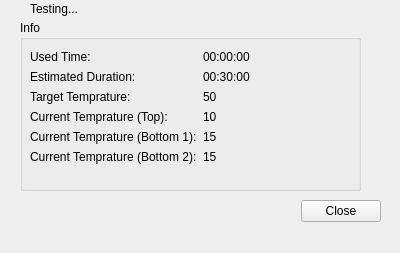
Old version of the form ServiceSW/Master/Components/DiagnosticsManufacturing/Forms/HeatingTestDialog.ui in the repository Liyezhong/Master.
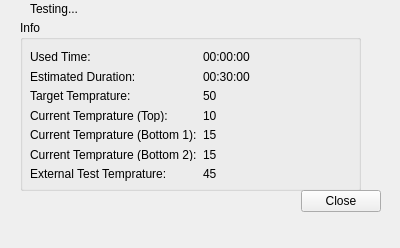
New version of the form.

Commit message: S&M Oven : Add support for user to input temprature of external sensor

Diff of the .ui file:
```diff
--- a/ServiceSW/Master/Components/DiagnosticsManufacturing/Forms/HeatingTestDialog.ui
+++ b/ServiceSW/Master/Components/DiagnosticsManufacturing/Forms/HeatingTestDialog.ui
@@ -7,7 +7,7 @@
     <x>0</x>
     <y>0</y>
     <width>400</width>
-    <height>253</height>
+    <height>248</height>
    </rect>
   </property>
   <property name="sizePolicy">
@@ -62,7 +62,7 @@
       <x>10</x>
       <y>30</y>
       <width>321</width>
-      <height>141</height>
+      <height>131</height>
      </rect>
     </property>
     <layout class="QFormLayout" name="formLayout">
@@ -150,6 +150,20 @@
        </property>
       </widget>
      </item>
+     <item row="6" column="0">
+      <widget class="QLabel" name="labelExtTempName">
+       <property name="text">
+        <string>External Test Temprature:</string>
+       </property>
+      </widget>
+     </item>
+     <item row="6" column="1">
+      <widget class="QLabel" name="labelExtTemp">
+       <property name="text">
+        <string>45</string>
+       </property>
+      </widget>
+     </item>
     </layout>
    </widget>
   </widget>
@@ -157,7 +171,7 @@
    <property name="geometry">
     <rect>
      <x>230</x>
-     <y>200</y>
+     <y>190</y>
      <width>151</width>
      <height>51</height>
     </rect>
```
The commit also changes 12 other files.
